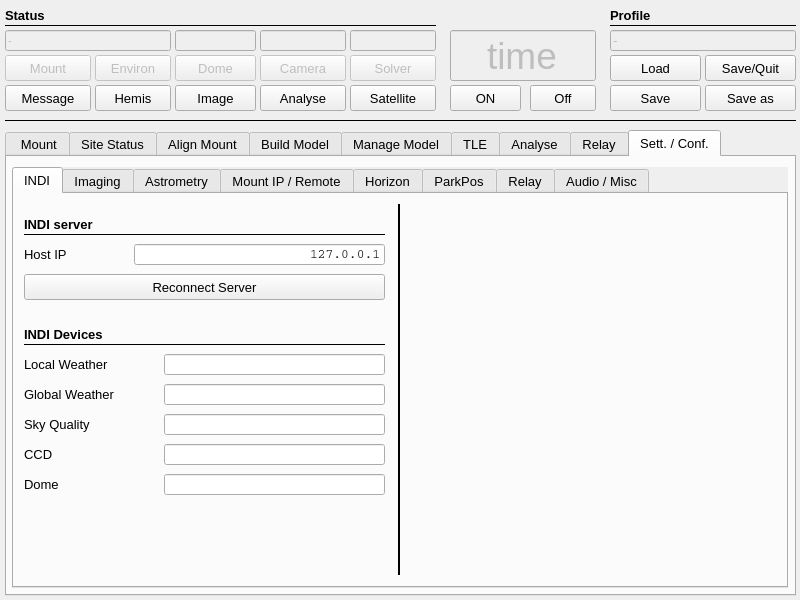
Before: the Qt Designer form mw4/gui/widgets/main.ui in mworion/MountWizzard4, drawn with Qt 5.
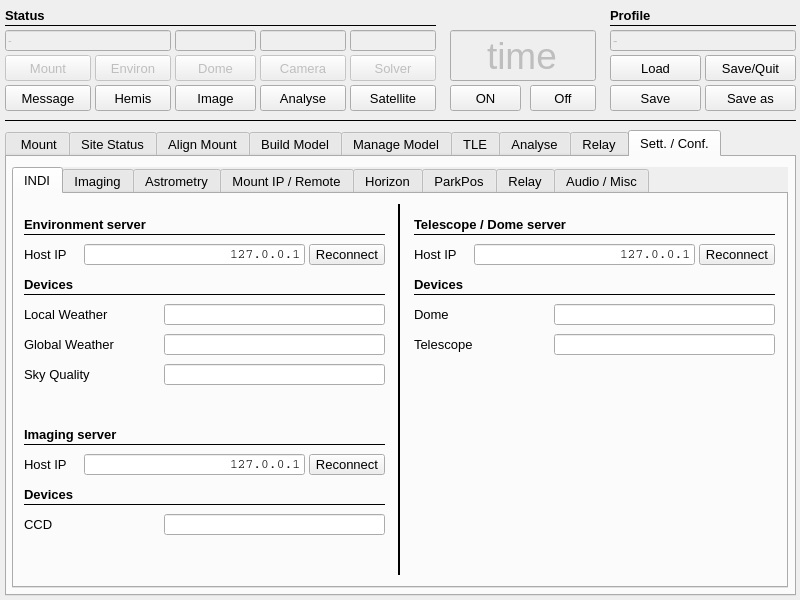
After: the same form once the commit is applied. The open tabs and pages were chosen to show the change.

Commit message: gui for multiple indi servers and changes to environment

```diff
--- a/mw4/gui/widgets/main.ui
+++ b/mw4/gui/widgets/main.ui
@@ -10704,7 +10704,7 @@
        <property name="geometry">
         <rect>
          <x>10</x>
-         <y>130</y>
+         <y>80</y>
          <width>241</width>
          <height>21</height>
         </rect>
@@ -10717,14 +10717,14 @@
         </font>
        </property>
        <property name="text">
-        <string>INDI Devices</string>
+        <string>Devices</string>
        </property>
       </widget>
       <widget class="Line" name="line_50">
        <property name="geometry">
         <rect>
          <x>10</x>
-         <y>150</y>
+         <y>100</y>
          <width>361</width>
          <height>1</height>
         </rect>
@@ -10745,7 +10745,7 @@
        <property name="geometry">
         <rect>
          <x>10</x>
-         <y>160</y>
+         <y>110</y>
          <width>101</width>
          <height>21</height>
         </rect>
@@ -10763,7 +10763,7 @@
        <property name="geometry">
         <rect>
          <x>10</x>
-         <y>190</y>
+         <y>140</y>
          <width>101</width>
          <height>21</height>
         </rect>
@@ -10781,7 +10781,7 @@
        <property name="geometry">
         <rect>
          <x>10</x>
-         <y>220</y>
+         <y>170</y>
          <width>101</width>
          <height>21</height>
         </rect>
@@ -10802,7 +10802,7 @@
        <property name="geometry">
         <rect>
          <x>150</x>
-         <y>190</y>
+         <y>140</y>
          <width>221</width>
          <height>21</height>
         </rect>
@@ -10847,7 +10847,7 @@
        <property name="geometry">
         <rect>
          <x>150</x>
-         <y>220</y>
+         <y>170</y>
          <width>221</width>
          <height>21</height>
         </rect>
@@ -10889,7 +10889,7 @@
        <property name="geometry">
         <rect>
          <x>10</x>
-         <y>250</y>
+         <y>320</y>
          <width>101</width>
          <height>21</height>
         </rect>
@@ -10910,7 +10910,7 @@
        <property name="geometry">
         <rect>
          <x>150</x>
-         <y>250</y>
+         <y>320</y>
          <width>221</width>
          <height>21</height>
         </rect>
@@ -10951,8 +10951,8 @@
       <widget class="QLabel" name="label_21">
        <property name="geometry">
         <rect>
-         <x>10</x>
-         <y>280</y>
+         <x>400</x>
+         <y>110</y>
          <width>101</width>
          <height>21</height>
         </rect>
@@ -10972,8 +10972,8 @@
        </property>
        <property name="geometry">
         <rect>
-         <x>150</x>
-         <y>280</y>
+         <x>540</x>
+         <y>110</y>
          <width>221</width>
          <height>21</height>
         </rect>
@@ -11018,7 +11018,7 @@
        <property name="geometry">
         <rect>
          <x>150</x>
-         <y>160</y>
+         <y>110</y>
          <width>221</width>
          <height>21</height>
         </rect>
@@ -11062,10 +11062,10 @@
       <widget class="QPushButton" name="reconnectIndiServer">
        <property name="geometry">
         <rect>
-         <x>10</x>
-         <y>80</y>
-         <width>361</width>
-         <height>26</height>
+         <x>295</x>
+         <y>50</y>
+         <width>76</width>
+         <height>21</height>
         </rect>
        </property>
        <property name="font">
@@ -11081,7 +11081,7 @@
         <string notr="true"/>
        </property>
        <property name="text">
-        <string>Reconnect Server</string>
+        <string>Reconnect</string>
        </property>
       </widget>
       <widget class="Line" name="line_78">
@@ -11122,7 +11122,7 @@
         </font>
        </property>
        <property name="text">
-        <string>INDI server</string>
+        <string>Environment server</string>
        </property>
       </widget>
       <widget class="QLabel" name="label_mountIP_3">
@@ -11146,9 +11146,9 @@
       <widget class="QLineEdit" name="indiHost">
        <property name="geometry">
         <rect>
-         <x>120</x>
+         <x>70</x>
          <y>50</y>
-         <width>251</width>
+         <width>221</width>
          <height>21</height>
         </rect>
        </property>
@@ -11210,6 +11210,409 @@
         <enum>Qt::Vertical</enum>
        </property>
       </widget>
+      <widget class="QLabel" name="label_mountIP_6">
+       <property name="geometry">
+        <rect>
+         <x>10</x>
+         <y>260</y>
+         <width>81</width>
+         <height>21</height>
+        </rect>
+       </property>
+       <property name="font">
+        <font>
+         <pointsize>10</pointsize>
+        </font>
+       </property>
+       <property name="text">
+        <string>Host IP</string>
+       </property>
+      </widget>
+      <widget class="QPushButton" name="reconnectImaging">
+       <property name="geometry">
+        <rect>
+         <x>295</x>
+         <y>260</y>
+         <width>76</width>
+         <height>21</height>
+        </rect>
+       </property>
+       <property name="font">
+        <font>
+         <family>Arial</family>
+         <pointsize>10</pointsize>
+        </font>
+       </property>
+       <property name="toolTip">
+        <string>&lt;html&gt;&lt;head/&gt;&lt;body&gt;&lt;p&gt;Opens the image window&lt;/p&gt;&lt;/body&gt;&lt;/html&gt;</string>
+       </property>
+       <property name="styleSheet">
+        <string notr="true"/>
+       </property>
+       <property name="text">
+        <string>Reconnect</string>
+       </property>
+      </widget>
+      <widget class="Line" name="line_55">
+       <property name="geometry">
+        <rect>
+         <x>10</x>
+         <y>310</y>
+         <width>361</width>
+         <height>1</height>
+        </rect>
+       </property>
+       <property name="font">
+        <font>
+         <pointsize>10</pointsize>
+        </font>
+       </property>
+       <property name="frameShadow">
+        <enum>QFrame::Plain</enum>
+       </property>
+       <property name="orientation">
+        <enum>Qt::Horizontal</enum>
+       </property>
+      </widget>
+      <widget class="QLabel" name="label_263">
+       <property name="geometry">
+        <rect>
+         <x>10</x>
+         <y>230</y>
+         <width>211</width>
+         <height>21</height>
+        </rect>
+       </property>
+       <property name="font">
+        <font>
+         <pointsize>10</pointsize>
+         <weight>75</weight>
+         <bold>true</bold>
+        </font>
+       </property>
+       <property name="text">
+        <string>Imaging server</string>
+       </property>
+      </widget>
+      <widget class="Line" name="line_80">
+       <property name="geometry">
+        <rect>
+         <x>10</x>
+         <y>250</y>
+         <width>361</width>
+         <height>1</height>
+        </rect>
+       </property>
+       <property name="font">
+        <font>
+         <pointsize>10</pointsize>
+        </font>
+       </property>
+       <property name="frameShadow">
+        <enum>QFrame::Plain</enum>
+       </property>
+       <property name="orientation">
+        <enum>Qt::Horizontal</enum>
+       </property>
+      </widget>
+      <widget class="QLabel" name="label_150">
+       <property name="geometry">
+        <rect>
+         <x>10</x>
+         <y>290</y>
+         <width>241</width>
+         <height>21</height>
+        </rect>
+       </property>
+       <property name="font">
+        <font>
+         <pointsize>10</pointsize>
+         <weight>75</weight>
+         <bold>true</bold>
+        </font>
+       </property>
+       <property name="text">
+        <string>Devices</string>
+       </property>
+      </widget>
+      <widget class="QLineEdit" name="indiHostImaging">
+       <property name="geometry">
+        <rect>
+         <x>70</x>
+         <y>260</y>
+         <width>221</width>
+         <height>21</height>
+        </rect>
+       </property>
+       <property name="font">
+        <font>
+         <family>Courier</family>
+         <pointsize>10</pointsize>
+         <weight>50</weight>
+         <bold>false</bold>
+        </font>
+       </property>
+       <property name="mouseTracking">
+        <bool>false</bool>
+       </property>
+       <property name="acceptDrops">
+        <bool>false</bool>
+       </property>
+       <property name="toolTip">
+        <string>&lt;html&gt;&lt;head/&gt;&lt;body&gt;&lt;p&gt;IP address of INDI server, ip address and host names!&lt;/p&gt;&lt;/body&gt;&lt;/html&gt;</string>
+       </property>
+       <property name="layoutDirection">
+        <enum>Qt::RightToLeft</enum>
+       </property>
+       <property name="text">
+        <string>127.0.0.1</string>
+       </property>
+       <property name="maxLength">
+        <number>50</number>
+       </property>
+       <property name="alignment">
+        <set>Qt::AlignRight|Qt::AlignTrailing|Qt::AlignVCenter</set>
+       </property>
+       <property name="dragEnabled">
+        <bool>true</bool>
+       </property>
+       <property name="readOnly">
+        <bool>false</bool>
+       </property>
+      </widget>
+      <widget class="QLabel" name="label_264">
+       <property name="geometry">
+        <rect>
+         <x>400</x>
+         <y>20</y>
+         <width>211</width>
+         <height>21</height>
+        </rect>
+       </property>
+       <property name="font">
+        <font>
+         <pointsize>10</pointsize>
+         <weight>75</weight>
+         <bold>true</bold>
+        </font>
+       </property>
+       <property name="text">
+        <string>Telescope / Dome server</string>
+       </property>
+      </widget>
+      <widget class="QLabel" name="label_161">
+       <property name="geometry">
+        <rect>
+         <x>400</x>
+         <y>80</y>
+         <width>241</width>
+         <height>21</height>
+        </rect>
+       </property>
+       <property name="font">
+        <font>
+         <pointsize>10</pointsize>
+         <weight>75</weight>
+         <bold>true</bold>
+        </font>
+       </property>
+       <property name="text">
+        <string>Devices</string>
+       </property>
+      </widget>
+      <widget class="Line" name="line_56">
+       <property name="geometry">
+        <rect>
+         <x>400</x>
+         <y>100</y>
+         <width>361</width>
+         <height>1</height>
+        </rect>
+       </property>
+       <property name="font">
+        <font>
+         <pointsize>10</pointsize>
+        </font>
+       </property>
+       <property name="frameShadow">
+        <enum>QFrame::Plain</enum>
+       </property>
+       <property name="orientation">
+        <enum>Qt::Horizontal</enum>
+       </property>
+      </widget>
+      <widget class="QLabel" name="label_mountIP_7">
+       <property name="geometry">
+        <rect>
+         <x>400</x>
+         <y>50</y>
+         <width>81</width>
+         <height>21</height>
+        </rect>
+       </property>
+       <property name="font">
+        <font>
+         <pointsize>10</pointsize>
+        </font>
+       </property>
+       <property name="text">
+        <string>Host IP</string>
+       </property>
+      </widget>
+      <widget class="QPushButton" name="reconnectDome">
+       <property name="geometry">
+        <rect>
+         <x>685</x>
+         <y>50</y>
+         <width>76</width>
+         <height>21</height>
+        </rect>
+       </property>
+       <property name="font">
+        <font>
+         <family>Arial</family>
+         <pointsize>10</pointsize>
+        </font>
+       </property>
+       <property name="toolTip">
+        <string>&lt;html&gt;&lt;head/&gt;&lt;body&gt;&lt;p&gt;Opens the image window&lt;/p&gt;&lt;/body&gt;&lt;/html&gt;</string>
+       </property>
+       <property name="styleSheet">
+        <string notr="true"/>
+       </property>
+       <property name="text">
+        <string>Reconnect</string>
+       </property>
+      </widget>
+      <widget class="QLineEdit" name="indiHostDome">
+       <property name="geometry">
+        <rect>
+         <x>460</x>
+         <y>50</y>
+         <width>221</width>
+         <height>21</height>
+        </rect>
+       </property>
+       <property name="font">
+        <font>
+         <family>Courier</family>
+         <pointsize>10</pointsize>
+         <weight>50</weight>
+         <bold>false</bold>
+        </font>
+       </property>
+       <property name="mouseTracking">
+        <bool>false</bool>
+       </property>
+       <property name="acceptDrops">
+        <bool>false</bool>
+       </property>
+       <property name="toolTip">
+        <string>&lt;html&gt;&lt;head/&gt;&lt;body&gt;&lt;p&gt;IP address of INDI server, ip address and host names!&lt;/p&gt;&lt;/body&gt;&lt;/html&gt;</string>
+       </property>
+       <property name="layoutDirection">
+        <enum>Qt::RightToLeft</enum>
+       </property>
+       <property name="text">
+        <string>127.0.0.1</string>
+       </property>
+       <property name="maxLength">
+        <number>50</number>
+       </property>
+       <property name="alignment">
+        <set>Qt::AlignRight|Qt::AlignTrailing|Qt::AlignVCenter</set>
+       </property>
+       <property name="dragEnabled">
+        <bool>true</bool>
+       </property>
+       <property name="readOnly">
+        <bool>false</bool>
+       </property>
+      </widget>
+      <widget class="Line" name="line_57">
+       <property name="geometry">
+        <rect>
+         <x>400</x>
+         <y>40</y>
+         <width>361</width>
+         <height>1</height>
+        </rect>
+       </property>
+       <property name="font">
+        <font>
+         <pointsize>10</pointsize>
+        </font>
+       </property>
+       <property name="frameShadow">
+        <enum>QFrame::Plain</enum>
+       </property>
+       <property name="orientation">
+        <enum>Qt::Horizontal</enum>
+       </property>
+      </widget>
+      <widget class="QLineEdit" name="telescopeName">
+       <property name="enabled">
+        <bool>true</bool>
+       </property>
+       <property name="geometry">
+        <rect>
+         <x>540</x>
+         <y>140</y>
+         <width>221</width>
+         <height>21</height>
+        </rect>
+       </property>
+       <property name="font">
+        <font>
+         <family>Arial</family>
+         <pointsize>10</pointsize>
+         <weight>50</weight>
+         <bold>false</bold>
+        </font>
+       </property>
+       <property name="mouseTracking">
+        <bool>false</bool>
+       </property>
+       <property name="focusPolicy">
+        <enum>Qt::StrongFocus</enum>
+       </property>
+       <property name="acceptDrops">
+        <bool>false</bool>
+       </property>
+       <property name="layoutDirection">
+        <enum>Qt::RightToLeft</enum>
+       </property>
+       <property name="text">
+        <string/>
+       </property>
+       <property name="alignment">
+        <set>Qt::AlignRight|Qt::AlignTrailing|Qt::AlignVCenter</set>
+       </property>
+       <property name="dragEnabled">
+        <bool>true</bool>
+       </property>
+       <property name="readOnly">
+        <bool>false</bool>
+       </property>
+      </widget>
+      <widget class="QLabel" name="label_22">
+       <property name="geometry">
+        <rect>
+         <x>400</x>
+         <y>140</y>
+         <width>101</width>
+         <height>21</height>
+        </rect>
+       </property>
+       <property name="font">
+        <font>
+         <pointsize>10</pointsize>
+        </font>
+       </property>
+       <property name="text">
+        <string>Telescope</string>
+       </property>
+      </widget>
      </widget>
      <widget class="QWidget" name="tab_9">
       <attribute name="title">
```
Left out of the diff: 8 changed lines with no effect on the pictures. The commit also changes 3 other files.
